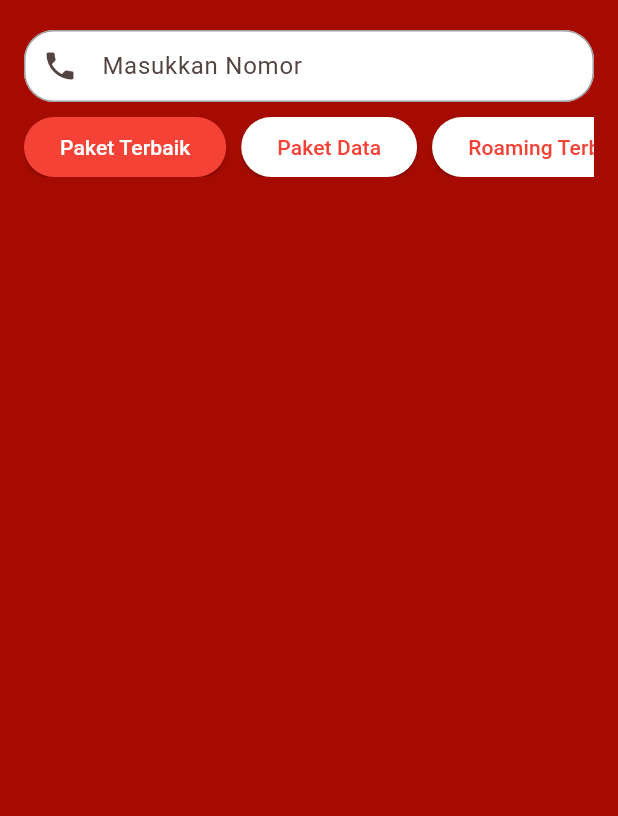
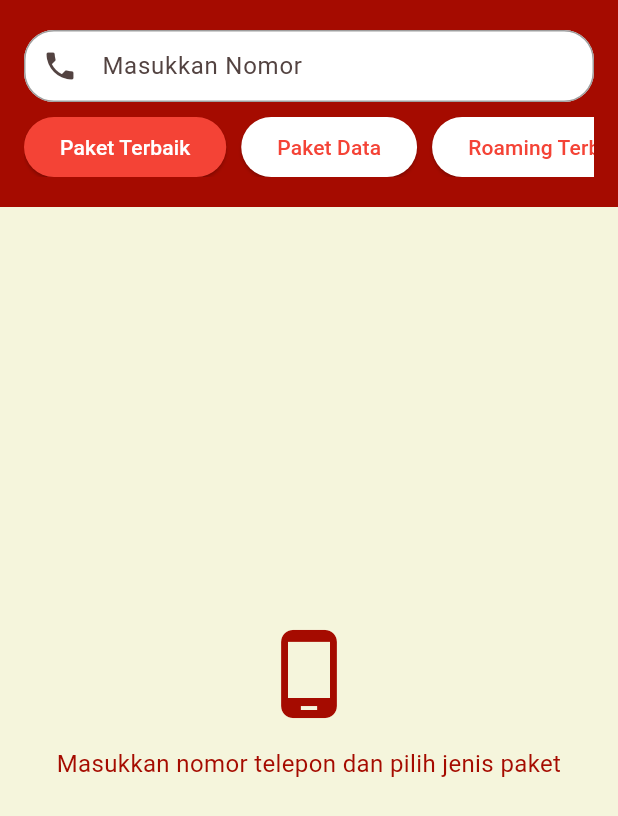
Before and after one commit to riskirills66/molittleweb, a Flutter app: the screen it shows after launch, on a phone screen of 412 x 824 dp. Shown: the top 816 px of the screen. Run offline on Flutter 3.47's test engine with Material 3 defaults, Android fonts, the phone set to English and light mode, and no system bars; our stand-ins replace dio.

Commit message:
update styling

```diff
--- a/lib/main.dart
+++ b/lib/main.dart
@@ -407,7 +407,8 @@ class _MyHomePageState extends State<MyHomePage> {
           Expanded(
             child: Container(
               color: const Color(0xFFF5F5DC), // Cream color
-              child: SingleChildScrollView(
+              child: _isLoading || _errorMessage.isNotEmpty || _filteredPackages.isNotEmpty || _subCategories.isNotEmpty
+      ? SingleChildScrollView(
           child: Column(
             children: [
               if (_isLoading)
@@ -486,6 +487,31 @@ class _MyHomePageState extends State<MyHomePage> {
                   ),
                 ),
             ],
+          ),
+        )
+      : Center(
+          child: Padding(
+            padding: const EdgeInsets.all(16.0),
+            child: Column(
+              mainAxisAlignment: MainAxisAlignment.center,
+              children: [
+                const Icon(
+                  Icons.phone_android,
+                  size: 64,
+                  color: Color.fromARGB(255, 165, 11, 0),
+                ),
+                const SizedBox(height: 16),
+                const Text(
+                  'Masukkan nomor telepon dan pilih jenis paket',
+                  textAlign: TextAlign.center,
+                  style: TextStyle(
+                    fontSize: 16,
+                    color: Color.fromARGB(255, 165, 11, 0),
+                  ),
+                ),
+                const SizedBox(height: 24),
+              ],
+            ),
           ),
         ),
             ),
@@ -643,41 +669,6 @@ class PackageCard extends StatelessWidget {
                     ),
                   ),
                   const SizedBox(height: 8),
-                  // Barcode image
-                  Center(
-                    child: Image.network(
-                      'https://api.qrserver.com/v1/create-qr-code/?size=150x150&data=${response.data['inv_id']?.toString() ?? 'Tidak tersedia'}',
-                      height: 100,
-                      width: 200,
-                      errorBuilder: (context, error, stackTrace) {
-                        return Container(
-                          height: 100,
-                          width: 200,
-                          decoration: BoxDecoration(
-                            border: Border.all(color: Colors.grey),
-                            borderRadius: BorderRadius.circular(4),
-                          ),
-                          child: const Center(
-                            child: Text(
-                              'Barcode tidak tersedia',
-                              style: TextStyle(color: Colors.grey),
-                            ),
-                          ),
-                        );
-                      },
-                      loadingBuilder: (context, child, loadingProgress) {
-                        if (loadingProgress == null) return child;
-                        return SizedBox(
-                          height: 100,
-                          width: 200,
-                          child: const Center(
-                            child: CircularProgressIndicator(),
-                          ),
-                        );
-                      },
-                    ),
-                  ),
-                  const SizedBox(height: 8),
                   // Large code text
                   Center(
                     child: Container(
@@ -709,7 +700,7 @@ class PackageCard extends StatelessWidget {
                   onPressed: () async {
                     // Open Telkomsel link with inv_id
                     final invId = response.data['inv_id']?.toString() ?? '';
-                    final url = 'https://known-instantly-bison.ngrok-free.app/order$invId';
+                    final url = 'https://known-instantly-bison.ngrok-free.app/order/$invId';
 
                     try {
                       final uri = Uri.parse(url);
```
Lines whose indentation alone changed are shown as unchanged.
